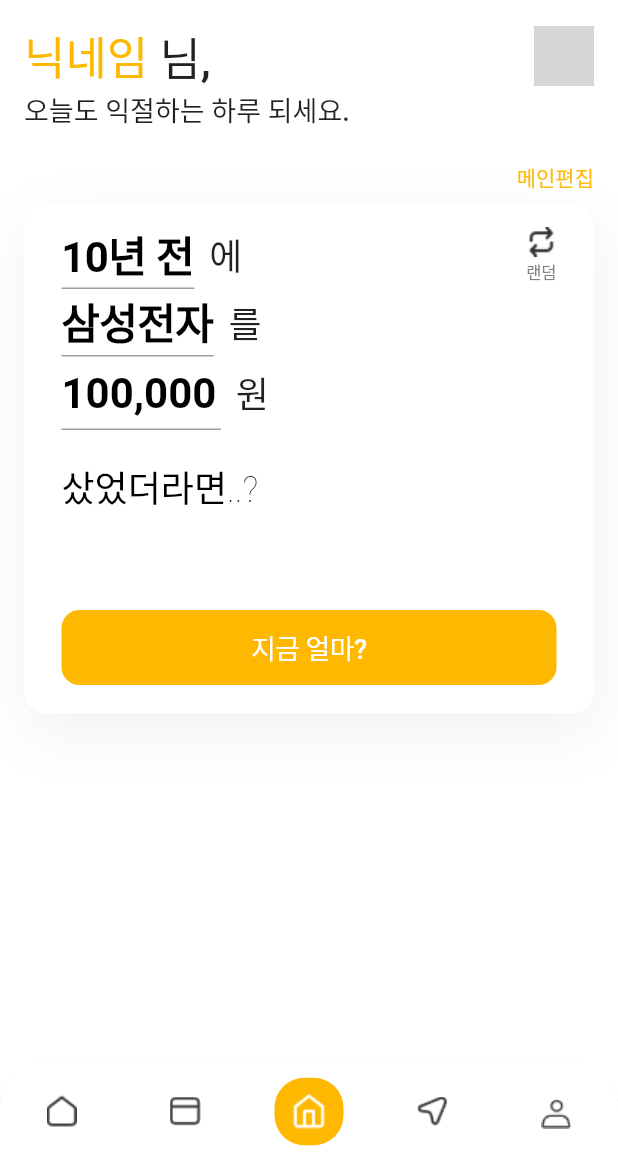
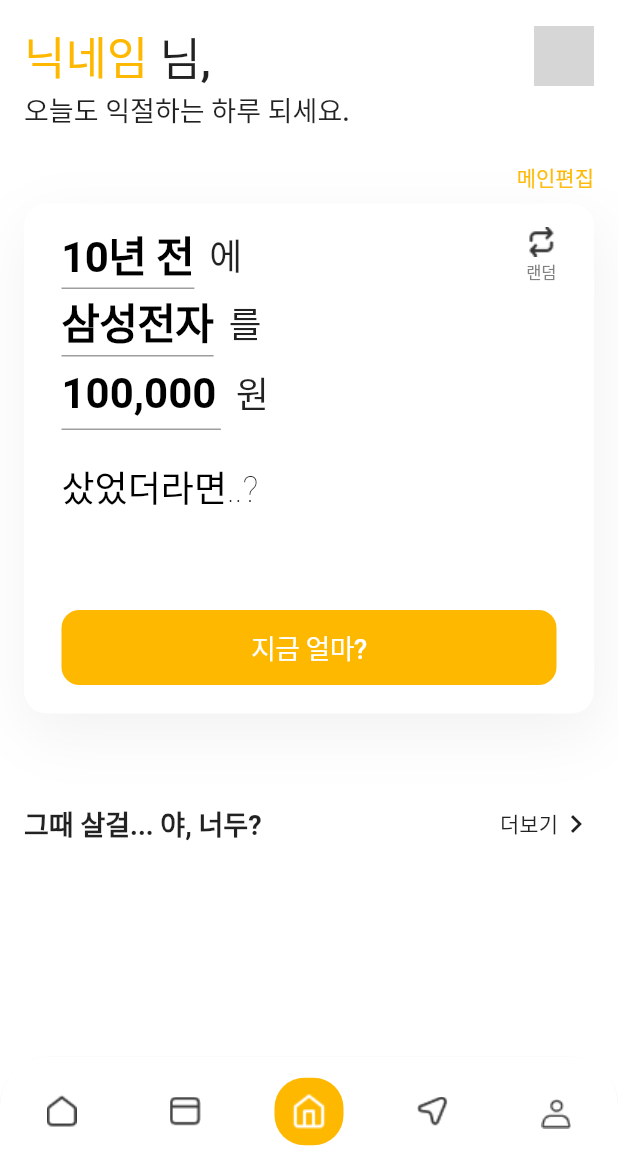
Before and after one commit to Fun-d-6th-Stock-King/should-have-bought-app, a Flutter app: the screen it shows after launch, on a phone screen of 412 x 824 dp, the part 62-1236 px from its top. Run offline on Flutter 3.47's test engine with Material 2 defaults, Android fonts, the phone set to English and light mode, and no system bars; drawn by our look-alikes of carousel_slider; our stand-ins replace auto_size_text, flutter_dotenv; network calls fail; grey boxes are pictures that could not be loaded.

Commit message:
제목 텍스트 추가 https://github.com/Fun-d-6th-Stock-King/should-have-bought-app/issues/12

```diff
--- a/lib/screens/main/main_screen.dart
+++ b/lib/screens/main/main_screen.dart
@@ -63,22 +63,27 @@ class MainScreen extends StatelessWidget {
                 height: 7,
               ),
               CalculatorWidget(),
-              // SizedBox(
-              //     height: 340,
-              //     child: Card(
-              //       elevation: 0.4,
-              //
-              //       shape: RoundedRectangleBorder(
-              //         borderRadius: BorderRadius.circular(15.0),
-              //       ),
-              //       child: Padding(
-              //         padding: EdgeInsets.symmetric(horizontal: 18.0),
-              //         child: Container(),
-              //       ),
-              //     )
-              // ),
               SizedBox(
                 height: 60,
+              ),
+              Row(
+                mainAxisAlignment: MainAxisAlignment.spaceBetween,
+                children: [
+                  Text(
+                    "그때 살걸... 야, 너두?",
+                    style: TextStyle(
+                      fontSize: 18,
+                      fontWeight: FontWeight.w700,
+                    ),
+                  ),
+                  Row(
+                    children: <Widget>[
+                      Text('더보기'),
+                      Icon(Icons.keyboard_arrow_right_outlined),
+                    ],
+                  )
+                  //Icon(Icons.fiber_manual_record_rounded, color: Color(0xFF828282))
+                ],
               ),
               HeyYouToo(),
               SizedBox(
```
